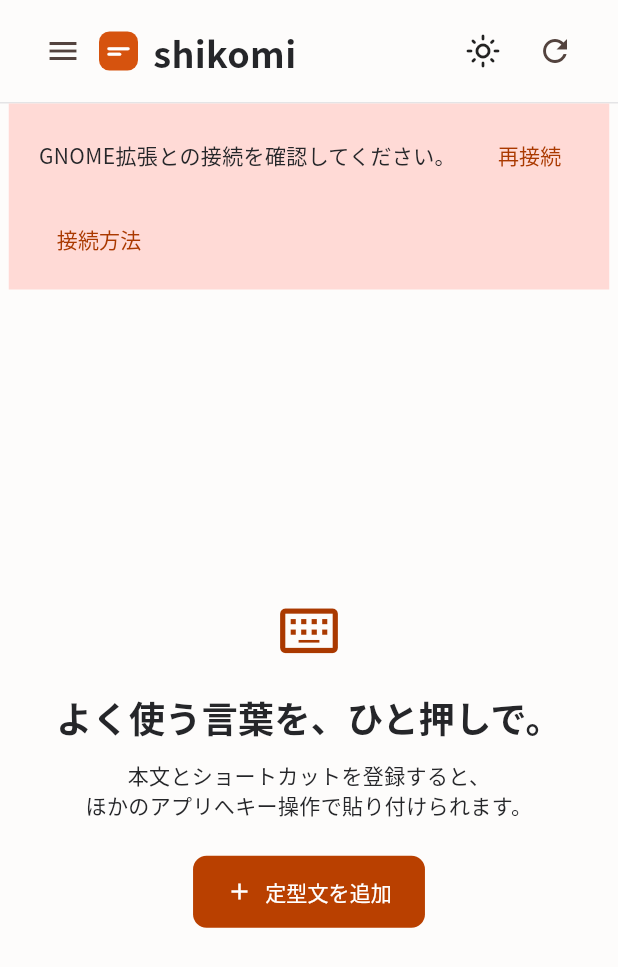
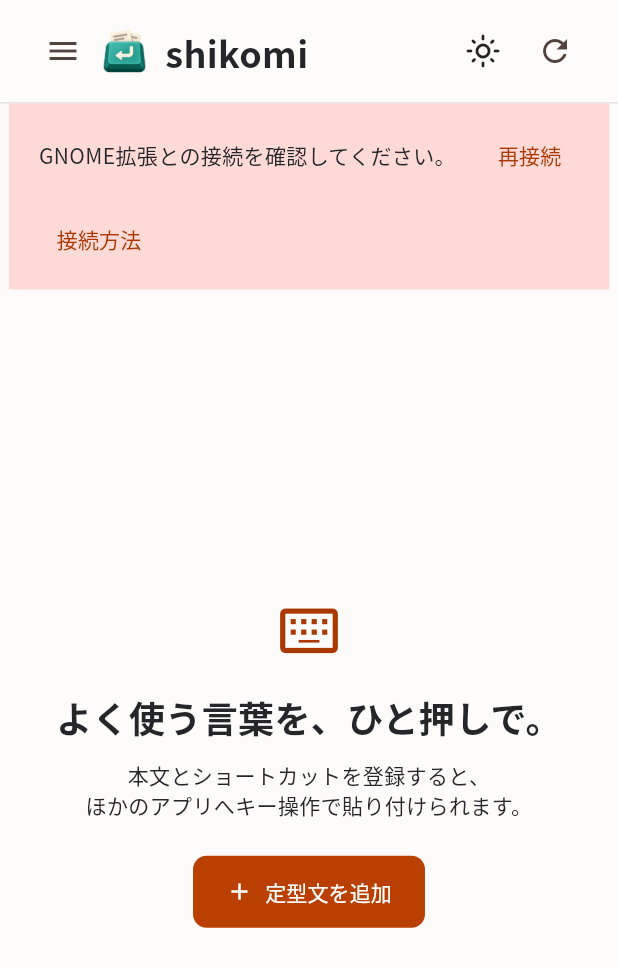
Before and after one commit to shikomi-dev/shikomi, a Flutter app: the screen it shows after launch, on a phone screen of 412 x 824 dp. Shown: the top 967 px of the screen. Run offline on Flutter 3.47's test engine with Material 3 defaults, Android fonts, the phone set to English and light mode, and no system bars; missing offline and left inert: dbus; Roboto replaces fonts that are missing (Noto Sans CJK JP).

Commit message:
feat: 組織アイコンでGUIを識別できる0.0.2を配布する
アプリ一覧と画面内でGitHub組織と同じ画像を使い、GUIを含む版をaptから更新できるようにする。画像は共通の正本から同梱する。

Github-Issue: #5

```diff
--- a/client/shikomi/gui/lib/entries/screen.dart
+++ b/client/shikomi/gui/lib/entries/screen.dart
@@ -244,18 +244,11 @@ class _EntryScreenState extends State<EntryScreen> with WidgetsBindingObserver {
             onPressed: () => scaffold.currentState?.openDrawer(),
             icon: const Icon(Icons.menu),
           ),
-        Container(
-          width: 26,
-          height: 26,
-          decoration: BoxDecoration(
-            color: const Color(0xffd6530e),
-            borderRadius: BorderRadius.circular(7),
-          ),
-          child: const Icon(
-            Icons.short_text_rounded,
-            color: Colors.white,
-            size: 22,
-          ),
+        Image.asset(
+          'assets/app-icon.png',
+          width: 34,
+          height: 34,
+          excludeFromSemantics: true,
         ),
         const SizedBox(width: 10),
         const Text(
--- a/client/shikomi/gui/pubspec.yaml
+++ b/client/shikomi/gui/pubspec.yaml
@@ -1,7 +1,7 @@
 name: shikomi_gui
 description: 定型文を登録し、キーで貼り付けるデスクトップアプリ。
 publish_to: none
-version: 0.0.1+1
+version: 0.0.2+2
 environment:
   sdk: ^3.13.0
 dependencies:
@@ -18,3 +18,5 @@ dev_dependencies:
   flutter_lints: ^6.0.0
 flutter:
   uses-material-design: true
+  assets:
+    - assets/app-icon.png
```
Also changed, not shown: client/shikomi/gui/assets/app-icon.png (added), packaging/io.github.shikomi.shikomi_gui.svg (deleted), 5 other files.
